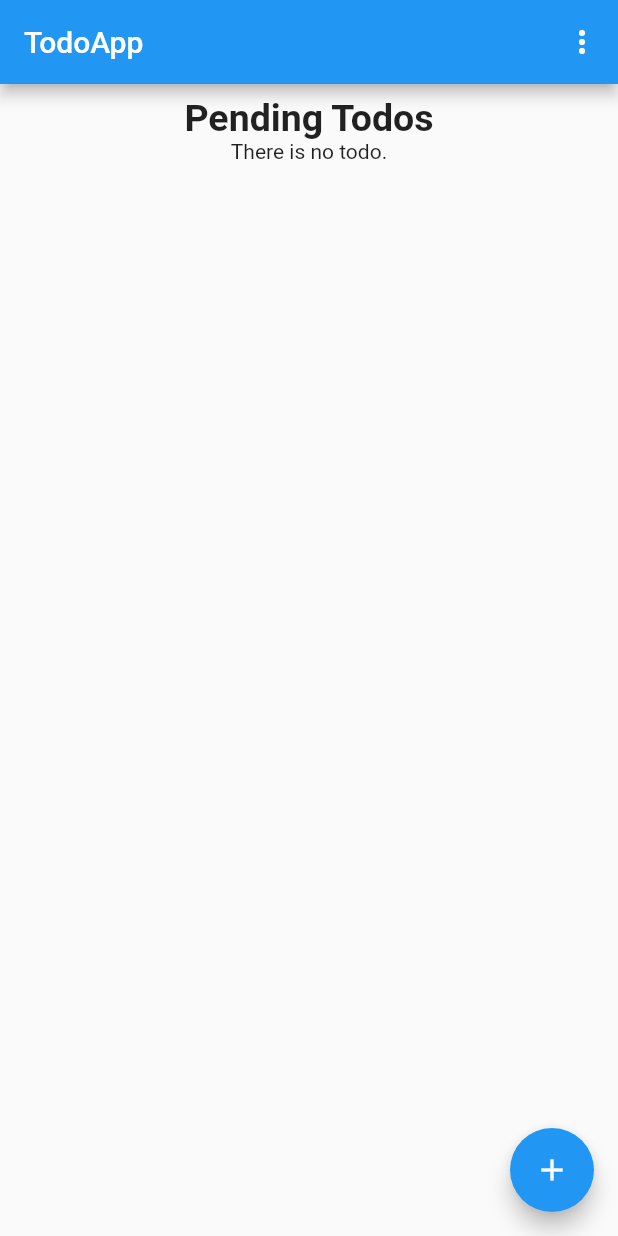
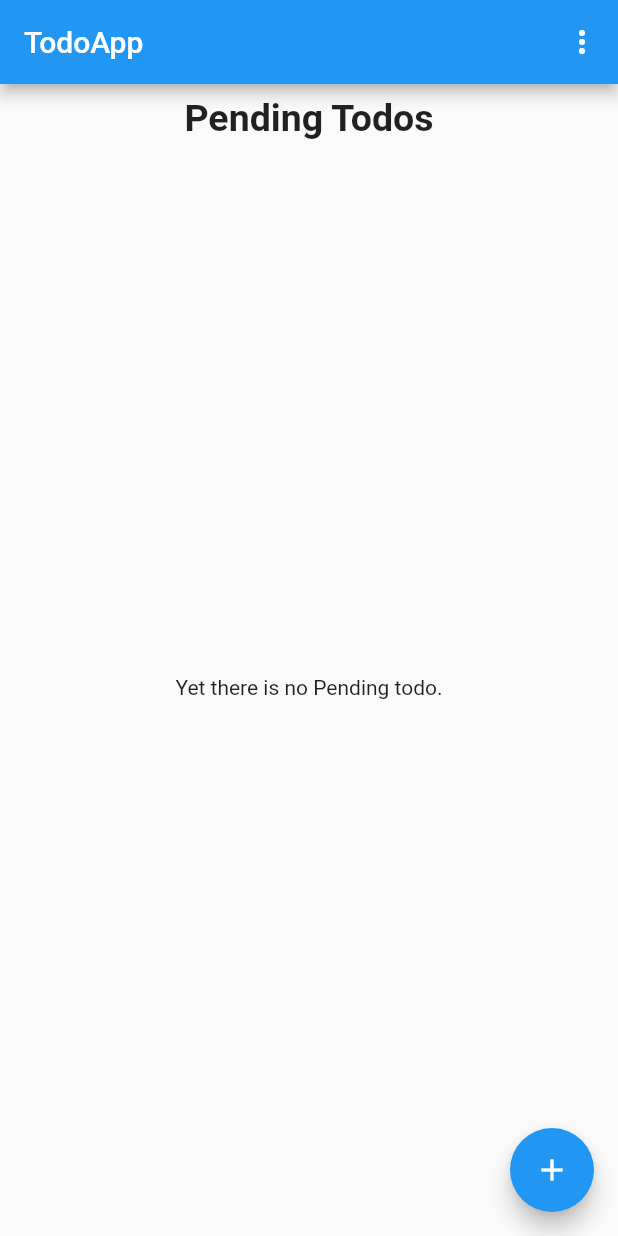
Before and after one commit to muazamhussain7/todo-app, a Flutter app: the screen it shows after launch, on a phone screen of 412 x 824 dp. Run offline on Flutter 3.47's test engine with Material 2 defaults, Android fonts, the phone set to English and light mode, and no system bars.

Commit message:
Made some code polish in body.dart file.

```diff
--- a/lib/body.dart
+++ b/lib/body.dart
@@ -21,17 +21,17 @@ class Body extends StatelessWidget {
             ),
           ),
         ),
-        todoObj.todos.length == 0
-            ? Center(
-                child: Text("There is no todo."),
-              )
-            : Expanded(
-                child: ListView.builder(
+        Expanded(
+          child: todoObj.todos.length == 0
+              ? Center(
+                  child: Text("Yet there is no $todoType todo."),
+                )
+              : ListView.builder(
                   itemCount: todoObj.todos.length,
                   itemBuilder: (context, index) =>
                       SingleTodo(todoObj.todos[index]),
                 ),
-              ),
+        ),
       ],
     );
   }
```
